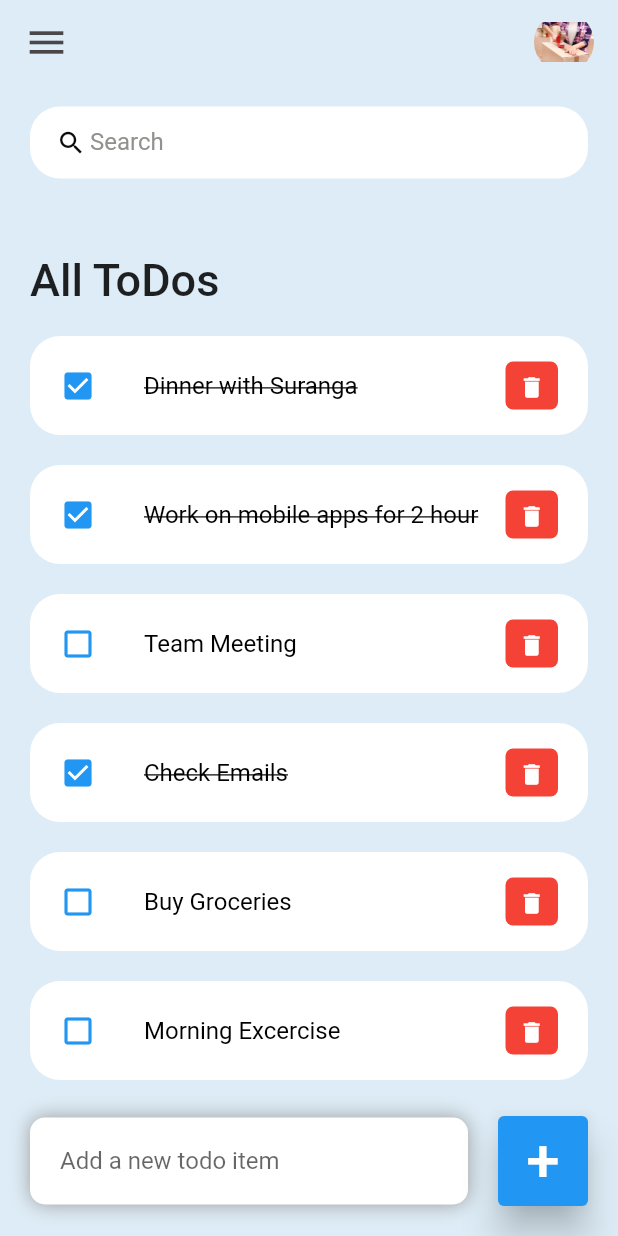
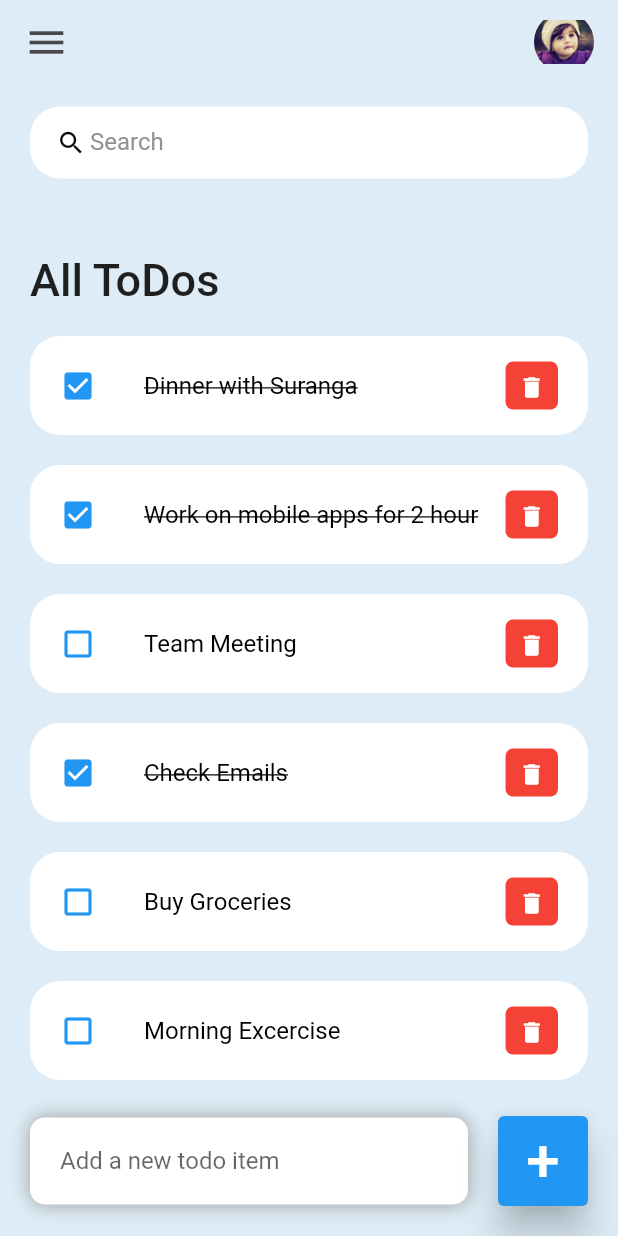
Before and after one commit to pacmadhushan/ToDo_app-Flutter-, a Flutter app: the screen it shows after launch, on a phone screen of 412 x 824 dp. Run offline on Flutter 3.47's test engine with Material 2 defaults, Android fonts, the phone set to English and light mode, and no system bars.

```diff
--- a/lib/screens/home.dart
+++ b/lib/screens/home.dart
@@ -144,7 +144,7 @@ class _HomeState extends State<Home> {
             width: 40,
             child: ClipRRect(
               borderRadius: BorderRadius.circular(20),
-              child: Image.asset('assets/img/pack.jpg'),
+              child: Image.asset('assets/img/profile.jpg'),
             ),
           )
         ],
--- a/pubspec.yaml
+++ b/pubspec.yaml
@@ -60,7 +60,7 @@ flutter:
 
   # To add assets to your application, add an assets section, like this:
   assets:
-    - assets/img/pack.jpg
+    - assets/img/profile.jpg
   #   - images/a_dot_ham.jpeg
 
   # An image asset can refer to one or more resolution-specific "variants", see
```
Also changed, not shown: assets/img/profile.jpg (added).
